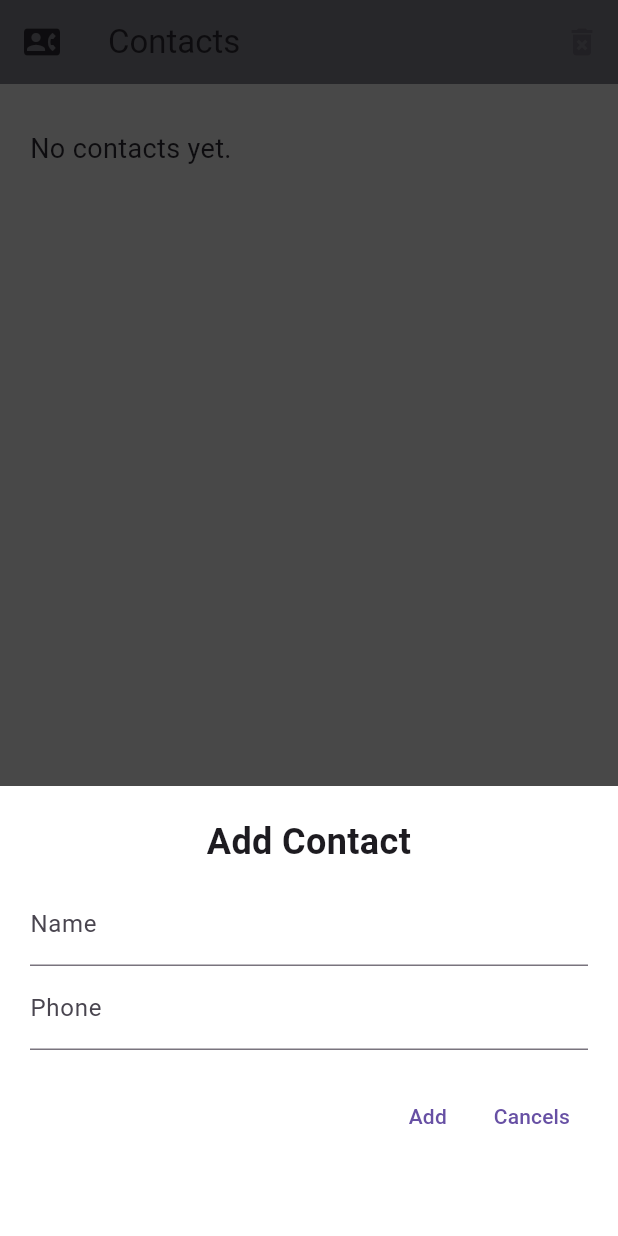
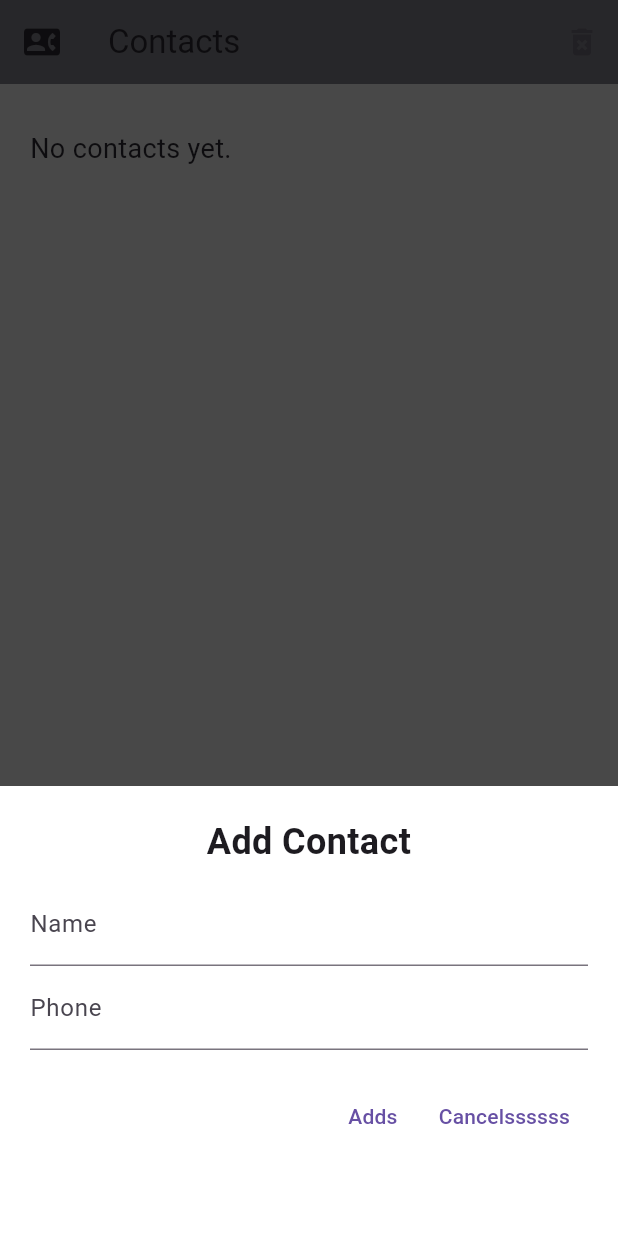
Before and after one commit to OmarSafwan/Contacts-App, a Flutter app: the screen it shows after launch, after a tap on the "add" icon, on a phone screen of 412 x 824 dp. Run offline on Flutter 3.47's test engine with Material 3 defaults, Android fonts, the phone set to English and light mode, and no system bars.

Commit message:
testing
add ss to add and cancel

```diff
--- a/lib/main.dart
+++ b/lib/main.dart
@@ -72,11 +72,11 @@ class _MyAppState extends State<MyApp> {
                         Navigator.pop(context);
                       }
                     },
-                    child: const Text("Add"),
+                    child: const Text("Adds"),
                   ),
                   TextButton(
                     onPressed: () => Navigator.pop(context),
-                    child: const Text("Cancels"),
+                    child: const Text("Cancelssssss"),
                   ),
                 ],
               ),
```
